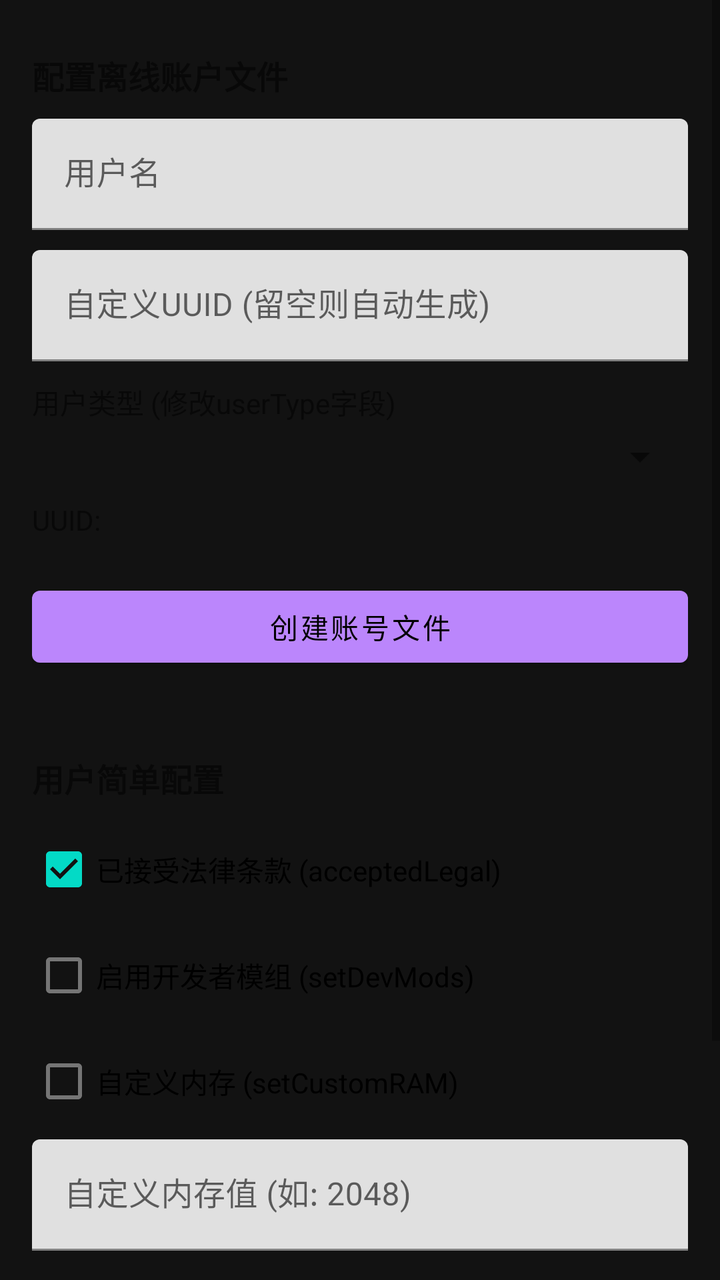
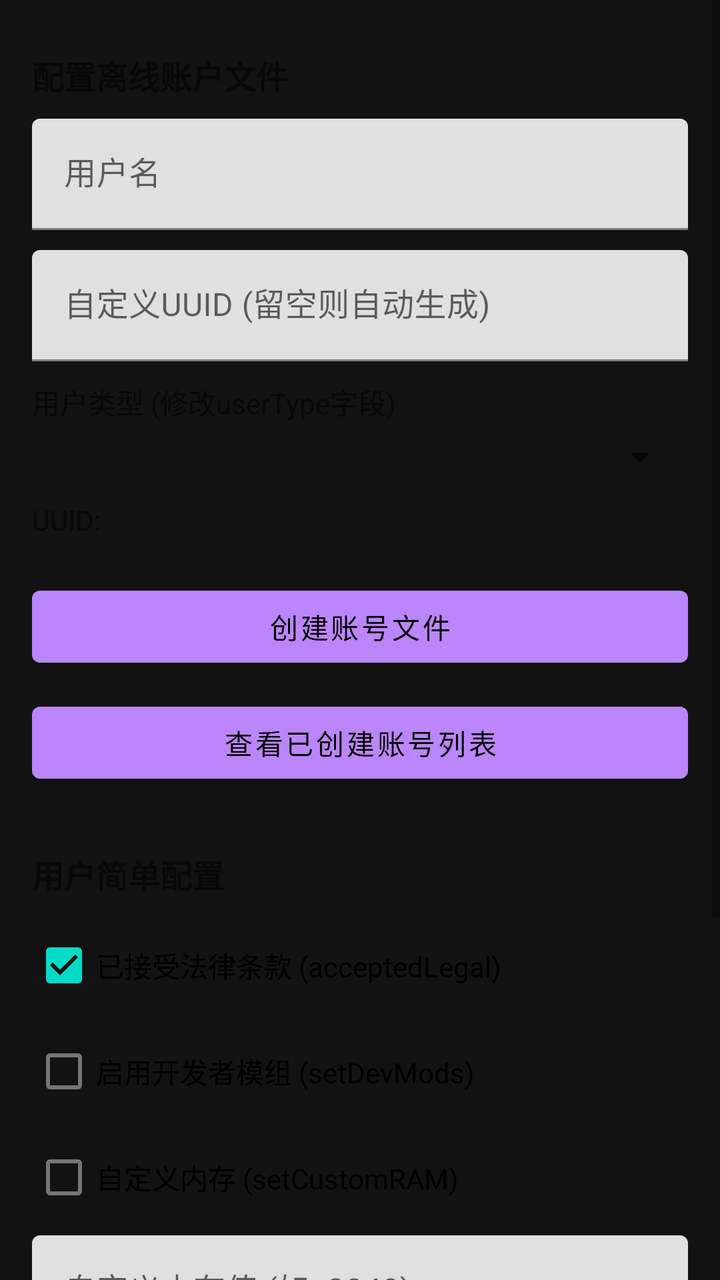

An Android layout rendered at two revisions. The XML below is the earlier revision; the diff shows what the commit changed to produce the second picture.
<!-- AndroidManifest.xml: application theme Theme.QcofA -->
<!-- res/layout/fragment_home.xml -->
<?xml version="1.0" encoding="utf-8"?>
<ScrollView xmlns:android="http://schemas.android.com/apk/res/android"
    android:layout_width="match_parent"
    android:layout_height="match_parent">

    <LinearLayout
        android:layout_width="match_parent"
        android:layout_height="wrap_content"
        android:orientation="vertical"
        android:padding="16dp">

        
        <TextView
            android:layout_width="match_parent"
            android:layout_height="wrap_content"
            android:text="配置离线账户文件"
            android:textSize="16sp"
            android:textStyle="bold"
            android:layout_marginTop="10dp"
            android:layout_marginBottom="10dp" />

        <com.google.android.material.textfield.TextInputLayout
            android:layout_width="match_parent"
            android:layout_height="wrap_content"
            android:layout_marginBottom="10dp">

            <EditText
                android:id="@+id/usernameInput"
                android:layout_width="match_parent"
                android:layout_height="wrap_content"
                android:hint="用户名" />
        </com.google.android.material.textfield.TextInputLayout>

        <com.google.android.material.textfield.TextInputLayout
            android:layout_width="match_parent"
            android:layout_height="wrap_content"
            android:layout_marginBottom="10dp">

            <EditText
                android:id="@+id/customUuidInput"
                android:layout_width="match_parent"
                android:layout_height="wrap_content"
                android:hint="自定义UUID (留空则自动生成)" />
        </com.google.android.material.textfield.TextInputLayout>

        <TextView
            android:layout_width="match_parent"
            android:layout_height="wrap_content"
            android:text="用户类型 (修改userType字段)"
            android:layout_marginBottom="5dp" />

        <Spinner
            android:id="@+id/userTypeSpinner"
            android:layout_width="match_parent"
            android:layout_height="wrap_content"
            android:layout_marginBottom="10dp" />

        <TextView
            android:id="@+id/uuidDisplay"
            android:layout_width="match_parent"
            android:layout_height="wrap_content"
            android:layout_marginBottom="20dp"
            android:text="UUID: "
            android:textIsSelectable="true" />

        <Button
            android:id="@+id/createAccountBtn"
            android:layout_width="match_parent"
            android:layout_height="wrap_content"
            android:text="创建账号文件"
            android:layout_marginBottom="30dp" />

        
        <TextView
            android:layout_width="match_parent"
            android:layout_height="wrap_content"
            android:text="用户简单配置"
            android:textSize="16sp"
            android:textStyle="bold"
            android:layout_marginTop="10dp"
            android:layout_marginBottom="10dp" />

        <CheckBox
            android:id="@+id/legalCheck"
            android:layout_width="match_parent"
            android:layout_height="wrap_content"
            android:text="已接受法律条款 (acceptedLegal)"
            android:checked="true"
            android:layout_marginBottom="5dp" />

        <CheckBox
            android:id="@+id/devModsCheck"
            android:layout_width="match_parent"
            android:layout_height="wrap_content"
            android:text="启用开发者模组 (setDevMods)"
            android:layout_marginBottom="5dp" />

        <CheckBox
            android:id="@+id/customRamCheck"
            android:layout_width="match_parent"
            android:layout_height="wrap_content"
            android:text="自定义内存 (setCustomRAM)"
            android:layout_marginBottom="5dp" />

        <com.google.android.material.textfield.TextInputLayout
            android:layout_width="match_parent"
            android:layout_height="wrap_content"
            android:layout_marginBottom="10dp">

            <EditText
                android:id="@+id/ramValueInput"
                android:layout_width="match_parent"
                android:layout_height="wrap_content"
                android:hint="自定义内存值 (如: 2048)"
                android:inputType="number" />
        </com.google.android.material.textfield.TextInputLayout>

        <CheckBox
            android:id="@+id/demoModeCheck"
            android:layout_width="match_parent"
            android:layout_height="wrap_content"
            android:text="演示模式 (isDemoMode)"
            android:layout_marginBottom="20dp" />

        <Button
            android:id="@+id/saveConfigBtn"
            android:layout_width="match_parent"
            android:layout_height="wrap_content"
            android:text="保存配置文件"
            android:layout_marginBottom="20dp" />

    </LinearLayout>

</ScrollView>
<!-- resources referenced by this layout -->
<resources>
  <style name="Theme.QcofA" parent="Theme.MaterialComponents.DayNight.NoActionBar">
          <item name="colorPrimary">@color/purple_200</item>
          <item name="colorPrimaryVariant">@color/purple_700</item>
          <item name="colorOnPrimary">@color/black</item>
          <item name="android:statusBarColor">@color/purple_700</item>
          <item name="android:windowBackground">@color/dark_background</item>
      </style>
  <color name="purple_200">#FFBB86FC</color>
  <color name="purple_700">#FF3700B3</color>
  <color name="black">#FF000000</color>
  <color name="dark_background">#FF121212</color>
</resources>

<!-- the commit's change to res/layout/fragment_home.xml (unified diff, before → after) -->
@@ -68,7 +68,14 @@
             android:layout_width="match_parent"
             android:layout_height="wrap_content"
             android:text="创建账号文件"
-            android:layout_marginBottom="30dp" />
+            android:layout_marginBottom="10dp" />
+
+        <Button
+            android:id="@+id/viewAccountsBtn"
+            android:layout_width="match_parent"
+            android:layout_height="wrap_content"
+            android:text="查看已创建账号列表"
+            android:layout_marginBottom="20dp" />
 
         
         <TextView
@@ -127,6 +134,13 @@
             android:layout_width="match_parent"
             android:layout_height="wrap_content"
             android:text="保存配置文件"
+            android:layout_marginBottom="10dp" />
+
+        <Button
+            android:id="@+id/manualInstallJreBtn"
+            android:layout_width="match_parent"
+            android:layout_height="wrap_content"
+            android:text="手动安装JRE Runtime"
             android:layout_marginBottom="20dp" />
 
     </LinearLayout>
